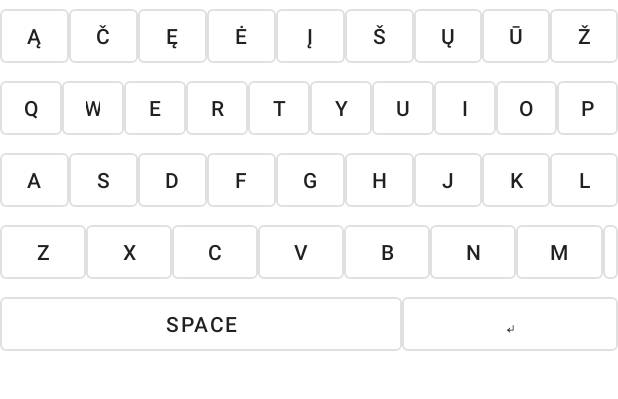
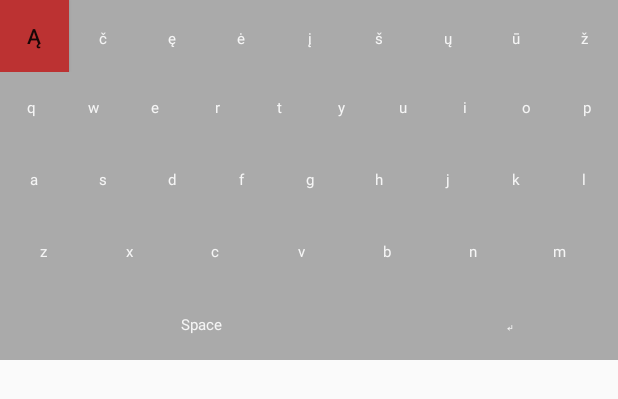
Before and after one commit to LinaAnule/lithuanian-keyboard, an Android app built with Jetpack Compose: the layout keyboard_view.xml on its own in the app's theme, with its tools: preview values and no code run, on a phone screen of 412 x 824 dp. Shown: the top 399 px of the screen. Run offline under Robolectric (Android 15) with nearby library versions, the phone set to English and light mode, and no system bars.

Commit message:
material button to button

```diff
--- a/app/src/main/AndroidManifest.xml
+++ b/app/src/main/AndroidManifest.xml
@@ -10,7 +10,7 @@
         android:label="@string/app_name"
         android:roundIcon="@mipmap/ic_launcher_round"
         android:supportsRtl="true"
-        android:theme="@style/Theme.LithuanianKeyboard"
+        android:theme="@style/Theme.AppCompat.DayNight.NoActionBar"
         tools:targetApi="31">
         <activity
             android:name=".MainActivity"
@@ -24,7 +24,7 @@
         </activity>
 
         <service
-            android:name="KeyboardService"
+            android:name=".KeyboardService"
             android:exported="true"
             android:permission="android.permission.BIND_INPUT_METHOD">
             <intent-filter>
--- a/app/src/main/res/layout/keyboard_view.xml
+++ b/app/src/main/res/layout/keyboard_view.xml
@@ -2,39 +2,42 @@
 <LinearLayout xmlns:android="http://schemas.android.com/apk/res/android"
     android:layout_width="match_parent"
     android:layout_height="wrap_content"
-    android:orientation="vertical">
+    android:orientation="vertical"
+    android:background="@android:color/darker_gray">
 
     <LinearLayout
-        style="?android:attr/buttonBarStyle"
         android:layout_width="match_parent"
         android:layout_height="wrap_content"
         android:orientation="horizontal">
 
-        <com.google.android.material.button.MaterialButton
+        <Button
             android:id="@+id/key_ą"
-            style="@style/Widget.MaterialComponents.Button.OutlinedButton"
             android:layout_width="48dp"
             android:layout_height="wrap_content"
             android:layout_weight="1"
-            android:text="@string/key_ą" />
+            android:background="#BC3232"
+            android:text="@string/key_ą"
+            style="@style/AppTextAppearance.Button"/>
 
-        <com.google.android.material.button.MaterialButton
+        <Button
             android:id="@+id/key_č"
             style="@style/Widget.MaterialComponents.Button.OutlinedButton"
             android:layout_width="48dp"
             android:layout_height="wrap_content"
             android:layout_weight="1"
+            android:background="#BC3232"
             android:text="@string/key_č" />
 
-        <com.google.android.material.button.MaterialButton
+        <Button
             android:id="@+id/key_ę"
             style="@style/Widget.MaterialComponents.Button.OutlinedButton"
             android:layout_width="48dp"
             android:layout_height="wrap_content"
             android:layout_weight="1"
+            android:background="#BC3232"
             android:text="@string/key_ę" />
 
-        <com.google.android.material.button.MaterialButton
+        <Button
             android:id="@+id/key_ė"
             style="@style/Widget.MaterialComponents.Button.OutlinedButton"
             android:layout_width="48dp"
@@ -42,7 +45,7 @@
             android:layout_weight="1"
             android:text="@string/key_ė" />
 
-        <com.google.android.material.button.MaterialButton
+        <Button
             android:id="@+id/key_į"
             style="@style/Widget.MaterialComponents.Button.OutlinedButton"
             android:layout_width="48dp"
@@ -50,9 +53,10 @@
             android:layout_weight="1"
             android:minWidth="48dp"
             android:minHeight="48dp"
+            android:background="#BC3232"
             android:text="@string/key_į" />
 
-        <com.google.android.material.button.MaterialButton
+        <Button
             android:id="@+id/key_š"
             style="@style/Widget.MaterialComponents.Button.OutlinedButton"
             android:layout_width="48dp"
@@ -60,72 +64,79 @@
             android:layout_weight="1"
             android:minWidth="48dp"
             android:minHeight="48dp"
+            android:background="#BC3232"
             android:text="@string/key_š" />
 
-        <com.google.android.material.button.MaterialButton
+        <Button
             android:id="@+id/key_ų"
             style="@style/Widget.MaterialComponents.Button.OutlinedButton"
             android:layout_width="48dp"
             android:layout_height="wrap_content"
             android:layout_weight="1"
+            android:background="#BC3232"
             android:text="@string/key_ų" />
 
-        <com.google.android.material.button.MaterialButton
+        <Button
             android:id="@+id/key_ū"
             style="@style/Widget.MaterialComponents.Button.OutlinedButton"
             android:layout_width="48dp"
             android:layout_height="wrap_content"
             android:layout_weight="1"
+            android:background="#BC3232"
             android:text="@string/key_ū" />
 
-        <com.google.android.material.button.MaterialButton
+        <Button
             android:id="@+id/key_ž"
             style="@style/Widget.MaterialComponents.Button.OutlinedButton"
             android:layout_width="48dp"
             android:layout_height="wrap_content"
             android:layout_weight="1"
+            android:background="#BC3232"
             android:text="@string/key_ž" />
     </LinearLayout>
 
     <LinearLayout
-        style="?android:attr/buttonBarStyle"
         android:layout_width="match_parent"
         android:layout_height="wrap_content"
         android:orientation="horizontal">
 
-        <com.google.android.material.button.MaterialButton
+        <Button
             android:id="@+id/key_q"
             style="@style/Widget.MaterialComponents.Button.OutlinedButton"
             android:layout_width="48dp"
             android:layout_height="wrap_content"
             android:layout_weight="1"
+            android:background="#BC3232"
             android:text="@string/key_q" />
 
-        <com.google.android.material.button.MaterialButton
+        <Button
             android:id="@+id/key_w"
             style="@style/Widget.MaterialComponents.Button.OutlinedButton"
             android:layout_width="48dp"
             android:layout_height="wrap_content"
             android:layout_weight="1"
+            android:background="#BC3232"
             android:text="@string/key_w" />
 
-        <com.google.android.material.button.MaterialButton
+        <Button
             android:id="@+id/key_e"
             style="@style/Widget.MaterialComponents.Button.OutlinedButton"
             android:layout_width="48dp"
             android:layout_height="wrap_content"
             android:layout_weight="1"
+            android:background="#BC3232"
             android:text="@string/key_e" />
 
-        <com.google.android.material.button.MaterialButton
+        <Button
             android:id="@+id/key_r"
             style="@style/Widget.MaterialComponents.Button.OutlinedButton"
             android:layout_width="48dp"
             android:layout_height="wrap_content"
             android:layout_weight="1"
+            android:background="#BC3232"
             android:text="@string/key_r" />
 
-        <com.google.android.material.button.MaterialButton
+        <Button
             android:id="@+id/key_t"
             style="@style/Widget.MaterialComponents.Button.OutlinedButton"
             android:layout_width="48dp"
@@ -133,9 +144,10 @@
             android:layout_weight="1"
             android:minWidth="48dp"
             android:minHeight="48dp"
+            android:background="#BC3232"
             android:text="@string/key_t" />
 
-        <com.google.android.material.button.MaterialButton
+        <Button
             android:id="@+id/key_y"
             style="@style/Widget.MaterialComponents.Button.OutlinedButton"
             android:layout_width="48dp"
@@ -143,211 +155,232 @@
             android:layout_weight="1"
             android:minWidth="48dp"
             android:minHeight="48dp"
+            android:background="#BC3232"
             android:text="@string/key_y" />
 
-        <com.google.android.material.button.MaterialButton
+        <Button
             android:id="@+id/key_u"
             style="@style/Widget.MaterialComponents.Button.OutlinedButton"
             android:layout_width="48dp"
             android:layout_height="wrap_content"
             android:layout_weight="1"
+            android:background="#BC3232"
             android:text="@string/key_u" />
 
-        <com.google.android.material.button.MaterialButton
+        <Button
             android:id="@+id/key_i"
             style="@style/Widget.MaterialComponents.Button.OutlinedButton"
             android:layout_width="48dp"
             android:layout_height="wrap_content"
             android:layout_weight="1"
+            android:background="#BC3232"
             android:text="@string/key_i" />
 
-        <com.google.android.material.button.MaterialButton
+        <Button
             android:id="@+id/key_o"
             style="@style/Widget.MaterialComponents.Button.OutlinedButton"
             android:layout_width="48dp"
             android:layout_height="wrap_content"
             android:layout_weight="1"
+            android:background="#BC3232"
             android:text="@string/key_o" />
 
-        <com.google.android.material.button.MaterialButton
+        <Button
             android:id="@+id/key_p"
             style="@style/Widget.MaterialComponents.Button.OutlinedButton"
             android:layout_width="48dp"
             android:layout_height="wrap_content"
             android:layout_weight="1"
+            android:background="#BC3232"
             android:text="@string/key_p" />
     </LinearLayout>
 
     <LinearLayout
-        style="?android:attr/buttonBarStyle"
         android:layout_width="match_parent"
         android:layout_height="wrap_content"
         android:orientation="horizontal">
 
-        <com.google.android.material.button.MaterialButton
+        <Button
             android:id="@+id/key_a"
             style="@style/Widget.MaterialComponents.Button.OutlinedButton"
             android:layout_width="48dp"
             android:layout_height="wrap_content"
             android:layout_weight="1"
+            android:background="#BC3232"
             android:text="@string/key_a" />
 
-        <com.google.android.material.button.MaterialButton
+        <Button
             android:id="@+id/key_s"
             style="@style/Widget.MaterialComponents.Button.OutlinedButton"
             android:layout_width="48dp"
             android:layout_height="wrap_content"
             android:layout_weight="1"
+            android:background="#BC3232"
             android:text="@string/key_s" />
 
-        <com.google.android.material.button.MaterialButton
+        <Button
             android:id="@+id/key_d"
             style="@style/Widget.MaterialComponents.Button.OutlinedButton"
             android:layout_width="48dp"
             android:layout_height="wrap_content"
             android:layout_weight="1"
+            android:background="#BC3232"
             android:text="@string/key_d" />
 
-        <com.google.android.material.button.MaterialButton
+        <Button
             android:id="@+id/key_f"
             style="@style/Widget.MaterialComponents.Button.OutlinedButton"
             android:layout_width="48dp"
             android:layout_height="wrap_content"
             android:layout_weight="1"
+            android:background="#BC3232"
             android:text="@string/key_f" />
 
-        <com.google.android.material.button.MaterialButton
+        <Button
             android:id="@+id/key_g"
             style="@style/Widget.MaterialComponents.Button.OutlinedButton"
             android:layout_width="48dp"
             android:layout_height="wrap_content"
             android:layout_weight="1"
+            android:background="#BC3232"
             android:text="@string/key_g" />
 
-        <com.google.android.material.button.MaterialButton
+        <Button
             android:id="@+id/key_h"
             style="@style/Widget.MaterialComponents.Button.OutlinedButton"
             android:layout_width="48dp"
             android:layout_height="wrap_content"
             android:layout_weight="1"
+            android:background="#BC3232"
             android:text="@string/key_h" />
 
-        <com.google.android.material.button.MaterialButton
+        <Button
             android:id="@+id/key_j"
             style="@style/Widget.MaterialComponents.Button.OutlinedButton"
             android:layout_width="48dp"
             android:layout_height="wrap_content"
             android:layout_weight="1"
+            android:background="#BC3232"
             android:text="@string/key_j" />
 
-        <com.google.android.material.button.MaterialButton
+        <Button
             android:id="@+id/key_k"
             style="@style/Widget.MaterialComponents.Button.OutlinedButton"
             android:layout_width="48dp"
             android:layout_height="wrap_content"
             android:layout_weight="1"
+            android:background="#BC3232"
             android:text="@string/key_k" />
 
-        <com.google.android.material.button.MaterialButton
+        <Button
             android:id="@+id/key_l"
             style="@style/Widget.MaterialComponents.Button.OutlinedButton"
             android:layout_width="48dp"
             android:layout_height="wrap_content"
             android:layout_weight="1"
+            android:background="#BC3232"
             android:text="@string/key_l" />
     </LinearLayout>
 
     <LinearLayout
-        style="?android:attr/buttonBarStyle"
         android:layout_width="match_parent"
         android:layout_height="wrap_content"
         android:orientation="horizontal">
 
-        <com.google.android.material.button.MaterialButton
+        <Button
             android:id="@+id/key_z"
             style="@style/Widget.MaterialComponents.Button.OutlinedButton"
             android:layout_width="48dp"
             android:layout_height="wrap_content"
             android:layout_weight="1"
+            android:background="#BC3232"
             android:text="@string/key_z" />
 
-        <com.google.android.material.button.MaterialButton
+        <Button
             android:id="@+id/key_x"
             style="@style/Widget.MaterialComponents.Button.OutlinedButton"
             android:layout_width="48dp"
             android:layout_height="wrap_content"
             android:layout_weight="1"
+            android:background="#BC3232"
             android:text="@string/key_x" />
 
-        <com.google.android.material.button.MaterialButton
+        <Button
             android:id="@+id/key_c"
             style="@style/Widget.MaterialComponents.Button.OutlinedButton"
             android:layout_width="48dp"
             android:layout_height="wrap_content"
             android:layout_weight="1"
+            android:background="#BC3232"
             android:text="@string/key_c" />
 
-        <com.google.android.material.button.MaterialButton
+        <Button
             android:id="@+id/key_v"
             style="@style/Widget.MaterialComponents.Button.OutlinedButton"
             android:layout_width="48dp"
             android:layout_height="wrap_content"
             android:layout_weight="1"
+            android:background="#BC3232"
             android:text="@string/key_v" />
 
-        <com.google.android.material.button.MaterialButton
+        <Button
             android:id="@+id/key_b"
             style="@style/Widget.MaterialComponents.Button.OutlinedButton"
             android:layout_width="48dp"
             android:layout_height="wrap_content"
             android:layout_weight="1"
+            android:background="#BC3232"
             android:text="@string/key_b" />
 
-        <com.google.android.material.button.MaterialButton
+        <Button
             android:id="@+id/key_n"
             style="@style/Widget.MaterialComponents.Button.OutlinedButton"
             android:layout_width="48dp"
             android:layout_height="wrap_content"
             android:layout_weight="1"
+            android:background="#BC3232"
             android:text="@string/key_n" />
 
-        <com.google.android.material.button.MaterialButton
+        <Button
             android:id="@+id/key_m"
             style="@style/Widget.MaterialComponents.Button.OutlinedButton"
             android:layout_width="48dp"
             android:layout_height="wrap_content"
             android:layout_weight="1"
+            android:background="#BC3232"
             android:text="@string/key_m" />
 
-        <com.google.android.material.button.MaterialButton
+        <Button
             android:id="@+id/key_delete"
             style="@style/Widget.MaterialComponents.Button.OutlinedButton"
             android:layout_width="0dp"
             android:layout_height="wrap_content"
             android:layout_weight="1"
+            android:background="#BC3232"
             android:text="@string/key_delete" />
     </LinearLayout>
 
     <LinearLayout
-        style="?android:attr/buttonBarStyle"
         android:layout_width="match_parent"
         android:layout_height="wrap_content"
         android:orientation="horizontal">
 
-        <com.google.android.material.button.MaterialButton
+        <Button
             android:id="@+id/key_space"
             style="@style/Widget.MaterialComponents.Button.OutlinedButton"
             android:layout_width="46dp"
             android:layout_height="wrap_content"
             android:layout_weight="7"
+            android:background="#BC3232"
             android:text="@string/key_space" />
 
-        <com.google.android.material.button.MaterialButton
+        <Button
             android:id="@+id/key_enter"
             style="@style/Widget.MaterialComponents.Button.OutlinedButton"
             android:layout_width="48dp"
             android:layout_height="wrap_content"
             android:layout_weight="3"
+            android:background="#BC3232"
             android:text="@string/key_enter" />
     </LinearLayout>
 </LinearLayout>
--- a/app/src/main/res/values/strings.xml
+++ b/app/src/main/res/values/strings.xml
@@ -38,4 +38,5 @@
     <string name="key_delete">⌫</string>
     <string name="key_space">Space</string>
     <string name="key_enter">↵</string>
+    <string name="welcome_to_lithuanian_keyboard">Welcome to Lithuanian Keyboard</string>
 </resources>
--- a/app/src/main/res/values/themes.xml
+++ b/app/src/main/res/values/themes.xml
@@ -1,5 +1,13 @@
 <?xml version="1.0" encoding="utf-8"?>
 <resources>
 
-    <style name="Theme.LithuanianKeyboard" parent="Theme.MaterialComponents.DayNight.DarkActionBar" />
+    <style name="Theme.LithuanianKeyboard" parent="Theme.MaterialComponents.DayNight.NoActionBar.Bridge" >
+        <item name="colorPrimary">@color/purple_200</item>
+        <item name="colorPrimaryVariant">@color/purple_700</item>
+        <item name="colorSecondary">@color/teal_200</item>
+        <item name="android:colorBackground">@color/black</item>
+    </style>
+    <style name="AppTextAppearance.Button" parent="TextAppearance.MaterialComponents.Button">
+        <item name="android:textAllCaps">true</item>
+    </style>
 </resources>
```
Also changed, not shown: app/src/main/java/com/example/lithuaniankeyboard/KeyboardService.kt (+47 -6 lines), app/src/main/java/com/example/lithuaniankeyboard/MainActivity.kt (+2 -12 lines), app/src/main/res/layout/activity_main.xml (added, +13 -0 lines).
